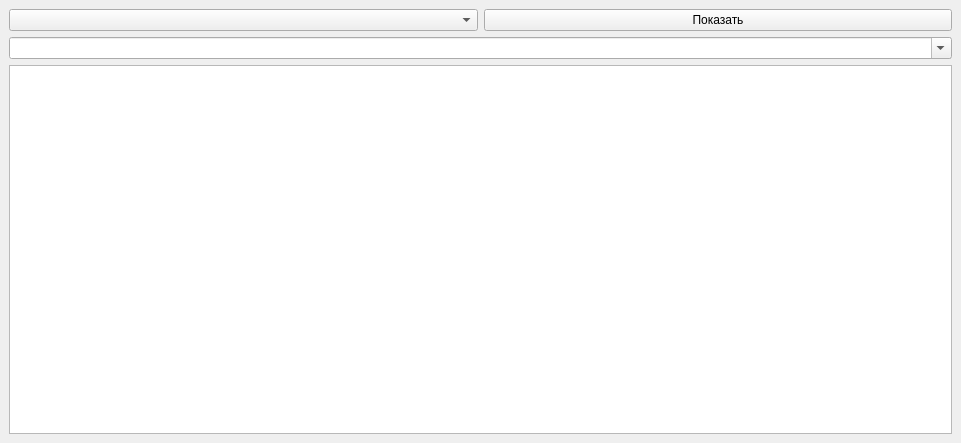
The window that data_searcher_dockwidget_base.ui (johnzet39/QGIS-plugin-DataSearcher) describes before a commit, drawn with Qt 5.
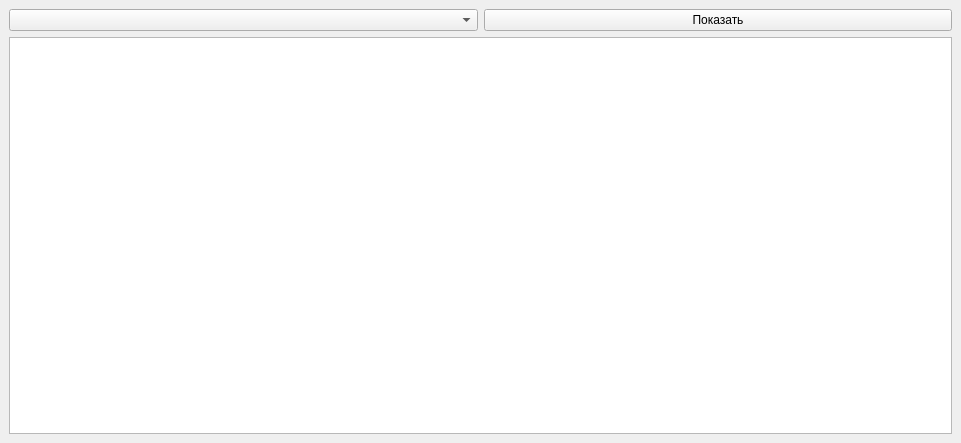
The same window after the commit. Custom widgets are drawn as their Qt base class.

Commit message: Add range fields. Modify clear layout with children layouts (with range fileds).

The edit to the form file:
```diff
--- a/data_searcher_dockwidget_base.ui
+++ b/data_searcher_dockwidget_base.ui
@@ -32,13 +32,6 @@
     <item>
      <layout class="QGridLayout" name="fieldsLayout"/>
     </item>
-    <item>
-     <widget class="QComboBox" name="comboBox">
-      <property name="editable">
-       <bool>true</bool>
-      </property>
-     </widget>
-    </item>
     <item>
      <widget class="QTableWidget" name="tableWidget"/>
     </item>
```
The commit also changes 2 other files.
